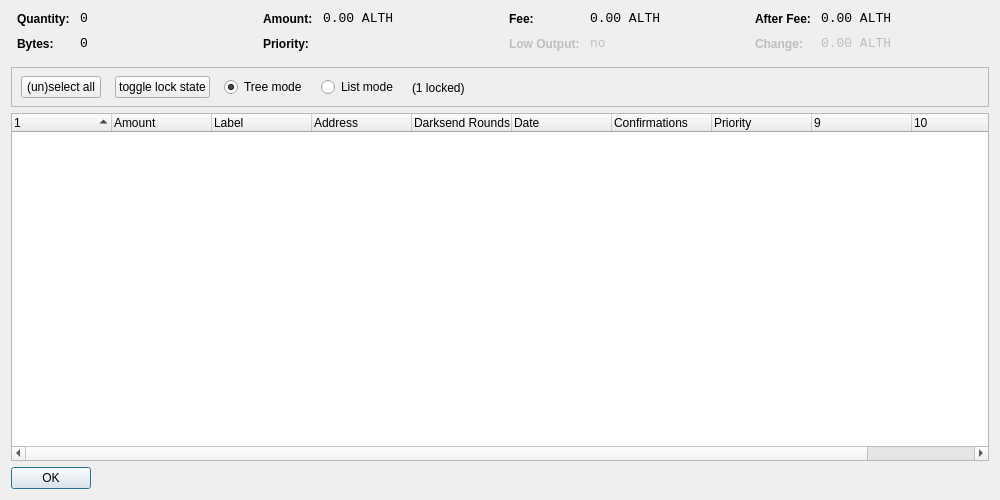
Qt form src/qt/forms/coincontroldialog.ui (aliothcoin/aliothcoin) before a commit.
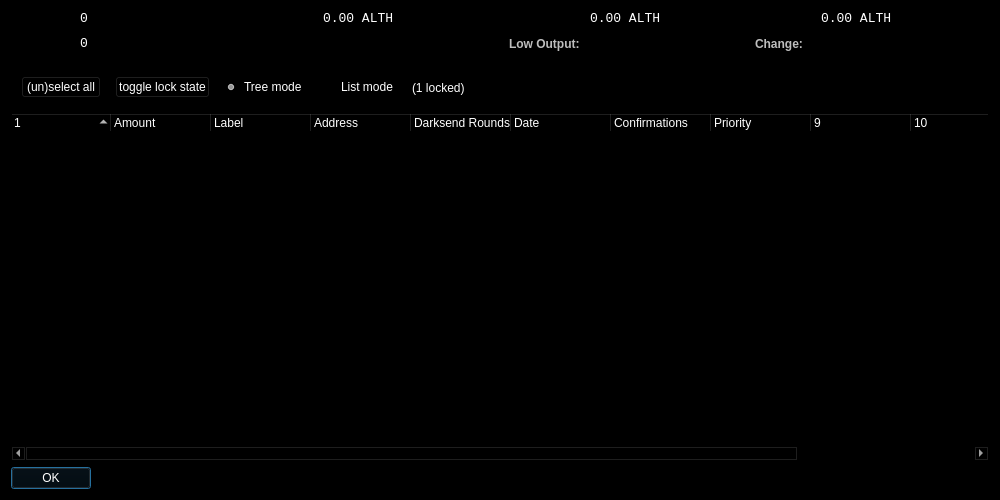
The same form after that commit. Custom widgets are drawn as their Qt base class.

Patch:
```diff
--- a/src/qt/forms/coincontroldialog.ui
+++ b/src/qt/forms/coincontroldialog.ui
@@ -10,6 +10,421 @@
     <height>500</height>
    </rect>
   </property>
+  <property name="palette">
+   <palette>
+    <active>
+     <colorrole role="WindowText">
+      <brush brushstyle="SolidPattern">
+       <color alpha="255">
+        <red>255</red>
+        <green>255</green>
+        <blue>255</blue>
+       </color>
+      </brush>
+     </colorrole>
+     <colorrole role="Button">
+      <brush brushstyle="SolidPattern">
+       <color alpha="255">
+        <red>0</red>
+        <green>0</green>
+        <blue>0</blue>
+       </color>
+      </brush>
+     </colorrole>
+     <colorrole role="Light">
+      <brush brushstyle="SolidPattern">
+       <color alpha="255">
+        <red>0</red>
+        <green>0</green>
+        <blue>0</blue>
+       </color>
+      </brush>
+     </colorrole>
+     <colorrole role="Midlight">
+      <brush brushstyle="SolidPattern">
+       <color alpha="255">
+        <red>0</red>
+        <green>0</green>
+        <blue>0</blue>
+       </color>
+      </brush>
+     </colorrole>
+     <colorrole role="Dark">
+      <brush brushstyle="SolidPattern">
+       <color alpha="255">
+        <red>0</red>
+        <green>0</green>
+        <blue>0</blue>
+       </color>
+      </brush>
+     </colorrole>
+     <colorrole role="Mid">
+      <brush brushstyle="SolidPattern">
+       <color alpha="255">
+        <red>0</red>
+        <green>0</green>
+        <blue>0</blue>
+       </color>
+      </brush>
+     </colorrole>
+     <colorrole role="Text">
+      <brush brushstyle="SolidPattern">
+       <color alpha="255">
+        <red>255</red>
+        <green>255</green>
+        <blue>255</blue>
+       </color>
+      </brush>
+     </colorrole>
+     <colorrole role="BrightText">
+      <brush brushstyle="SolidPattern">
+       <color alpha="255">
+        <red>255</red>
+        <green>255</green>
+        <blue>255</blue>
+       </color>
+      </brush>
+     </colorrole>
+     <colorrole role="ButtonText">
+      <brush brushstyle="SolidPattern">
+       <color alpha="255">
+        <red>255</red>
+        <green>255</green>
+        <blue>255</blue>
+       </color>
+      </brush>
+     </colorrole>
+     <colorrole role="Base">
+      <brush brushstyle="SolidPattern">
+       <color alpha="255">
+        <red>0</red>
+        <green>0</green>
+        <blue>0</blue>
+       </color>
+      </brush>
+     </colorrole>
+     <colorrole role="Window">
+      <brush brushstyle="SolidPattern">
+       <color alpha="255">
+        <red>0</red>
+        <green>0</green>
+        <blue>0</blue>
+       </color>
+      </brush>
+     </colorrole>
+     <colorrole role="Shadow">
+      <brush brushstyle="SolidPattern">
+       <color alpha="255">
+        <red>0</red>
+        <green>0</green>
+        <blue>0</blue>
+       </color>
+      </brush>
+     </colorrole>
+     <colorrole role="AlternateBase">
+      <brush brushstyle="SolidPattern">
+       <color alpha="255">
+        <red>0</red>
+        <green>0</green>
+        <blue>0</blue>
+       </color>
+      </brush>
+     </colorrole>
+     <colorrole role="ToolTipBase">
+      <brush brushstyle="SolidPattern">
+       <color alpha="255">
+        <red>255</red>
+        <green>255</green>
+        <blue>220</blue>
+       </color>
+      </brush>
+     </colorrole>
+     <colorrole role="ToolTipText">
+      <brush brushstyle="SolidPattern">
+       <color alpha="255">
+        <red>0</red>
+        <green>0</green>
+        <blue>0</blue>
+       </color>
+      </brush>
+     </colorrole>
+    </active>
+    <inactive>
+     <colorrole role="WindowText">
+      <brush brushstyle="SolidPattern">
+       <color alpha="255">
+        <red>255</red>
+        <green>255</green>
+        <blue>255</blue>
+       </color>
+      </brush>
+     </colorrole>
+     <colorrole role="Button">
+      <brush brushstyle="SolidPattern">
+       <color alpha="255">
+        <red>0</red>
+        <green>0</green>
+        <blue>0</blue>
+       </color>
+      </brush>
+     </colorrole>
+     <colorrole role="Light">
+      <brush brushstyle="SolidPattern">
+       <color alpha="255">
+        <red>0</red>
+        <green>0</green>
+        <blue>0</blue>
+       </color>
+      </brush>
+     </colorrole>
+     <colorrole role="Midlight">
+      <brush brushstyle="SolidPattern">
+       <color alpha="255">
+        <red>0</red>
+        <green>0</green>
+        <blue>0</blue>
+       </color>
+      </brush>
+     </colorrole>
+     <colorrole role="Dark">
+      <brush brushstyle="SolidPattern">
+       <color alpha="255">
+        <red>0</red>
+        <green>0</green>
+        <blue>0</blue>
+       </color>
+      </brush>
+     </colorrole>
+     <colorrole role="Mid">
+      <brush brushstyle="SolidPattern">
+       <color alpha="255">
+        <red>0</red>
+        <green>0</green>
+        <blue>0</blue>
+       </color>
+      </brush>
+     </colorrole>
+     <colorrole role="Text">
+      <brush brushstyle="SolidPattern">
+       <color alpha="255">
+        <red>255</red>
+        <green>255</green>
+        <blue>255</blue>
+       </color>
+      </brush>
+     </colorrole>
+     <colorrole role="BrightText">
+      <brush brushstyle="SolidPattern">
+       <color alpha="255">
+        <red>255</red>
+        <green>255</green>
+        <blue>255</blue>
+       </color>
+      </brush>
+     </colorrole>
+     <colorrole role="ButtonText">
+      <brush brushstyle="SolidPattern">
+       <color alpha="255">
+        <red>255</red>
+        <green>255</green>
+        <blue>255</blue>
+       </color>
+      </brush>
+     </colorrole>
+     <colorrole role="Base">
+      <brush brushstyle="SolidPattern">
+       <color alpha="255">
+        <red>0</red>
+        <green>0</green>
+        <blue>0</blue>
+       </color>
+      </brush>
+     </colorrole>
+     <colorrole role="Window">
+      <brush brushstyle="SolidPattern">
+       <color alpha="255">
+        <red>0</red>
+        <green>0</green>
+        <blue>0</blue>
+       </color>
+      </brush>
+     </colorrole>
+     <colorrole role="Shadow">
+      <brush brushstyle="SolidPattern">
+       <color alpha="255">
+        <red>0</red>
+        <green>0</green>
+        <blue>0</blue>
+       </color>
+      </brush>
+     </colorrole>
+     <colorrole role="AlternateBase">
+      <brush brushstyle="SolidPattern">
+       <color alpha="255">
+        <red>0</red>
+        <green>0</green>
+        <blue>0</blue>
+       </color>
+      </brush>
+     </colorrole>
+     <colorrole role="ToolTipBase">
+      <brush brushstyle="SolidPattern">
+       <color alpha="255">
+        <red>255</red>
+        <green>255</green>
+        <blue>220</blue>
+       </color>
+      </brush>
+     </colorrole>
+     <colorrole role="ToolTipText">
+      <brush brushstyle="SolidPattern">
+       <color alpha="255">
+        <red>0</red>
+        <green>0</green>
+        <blue>0</blue>
+       </color>
+      </brush>
+     </colorrole>
+    </inactive>
+    <disabled>
+     <colorrole role="WindowText">
+      <brush brushstyle="SolidPattern">
+       <color alpha="255">
+        <red>0</red>
+        <green>0</green>
+        <blue>0</blue>
+       </color>
+      </brush>
+     </colorrole>
+     <colorrole role="Button">
+      <brush brushstyle="SolidPattern">
+       <color alpha="255">
+        <red>0</red>
+        <green>0</green>
+        <blue>0</blue>
+       </color>
+      </brush>
+     </colorrole>
+     <colorrole role="Light">
+      <brush brushstyle="SolidPattern">
+       <color alpha="255">
+        <red>0</red>
+        <green>0</green>
+        <blue>0</blue>
+       </color>
+      </brush>
+     </colorrole>
+     <colorrole role="Midlight">
+      <brush brushstyle="SolidPattern">
+       <color alpha="255">
+        <red>0</red>
+        <green>0</green>
+        <blue>0</blue>
+       </color>
+      </brush>
+     </colorrole>
+     <colorrole role="Dark">
+      <brush brushstyle="SolidPattern">
+       <color alpha="255">
+        <red>0</red>
+        <green>0</green>
+        <blue>0</blue>
+       </color>
+      </brush>
+     </colorrole>
+     <colorrole role="Mid">
+      <brush brushstyle="SolidPattern">
+       <color alpha="255">
+        <red>0</red>
+        <green>0</green>
+        <blue>0</blue>
+       </color>
+      </brush>
+     </colorrole>
+     <colorrole role="Text">
+      <brush brushstyle="SolidPattern">
+       <color alpha="255">
+        <red>0</red>
+        <green>0</green>
+        <blue>0</blue>
+       </color>
+      </brush>
+     </colorrole>
+     <colorrole role="BrightText">
+      <brush brushstyle="SolidPattern">
+       <color alpha="255">
+        <red>255</red>
+        <green>255</green>
+        <blue>255</blue>
+       </color>
+      </brush>
+     </colorrole>
+     <colorrole role="ButtonText">
+      <brush brushstyle="SolidPattern">
+       <color alpha="255">
+        <red>0</red>
+        <green>0</green>
+        <blue>0</blue>
+       </color>
+      </brush>
+     </colorrole>
+     <colorrole role="Base">
+      <brush brushstyle="SolidPattern">
+       <color alpha="255">
+        <red>0</red>
+        <green>0</green>
+        <blue>0</blue>
+       </color>
+      </brush>
+     </colorrole>
+     <colorrole role="Window">
+      <brush brushstyle="SolidPattern">
+       <color alpha="255">
+        <red>0</red>
+        <green>0</green>
+        <blue>0</blue>
+       </color>
+      </brush>
+     </colorrole>
+     <colorrole role="Shadow">
+      <brush brushstyle="SolidPattern">
+       <color alpha="255">
+        <red>0</red>
+        <green>0</green>
+        <blue>0</blue>
+       </color>
+      </brush>
+     </colorrole>
+     <colorrole role="AlternateBase">
+      <brush brushstyle="SolidPattern">
+       <color alpha="255">
+        <red>0</red>
+        <green>0</green>
+        <blue>0</blue>
+       </color>
+      </brush>
+     </colorrole>
+     <colorrole role="ToolTipBase">
+      <brush brushstyle="SolidPattern">
+       <color alpha="255">
+        <red>255</red>
+        <green>255</green>
+        <blue>220</blue>
+       </color>
+      </brush>
+     </colorrole>
+     <colorrole role="ToolTipText">
+      <brush brushstyle="SolidPattern">
+       <color alpha="255">
+        <red>0</red>
+        <green>0</green>
+        <blue>0</blue>
+       </color>
+      </brush>
+     </colorrole>
+    </disabled>
+   </palette>
+  </property>
   <property name="windowTitle">
    <string>Coin Control</string>
   </property>
@@ -379,7 +794,7 @@
         <height>41</height>
        </rect>
       </property>
-      <layout class="QHBoxLayout" name="horizontalLayoutPanel" stretch="0,0,0,0,0">
+      <layout class="QHBoxLayout" name="horizontalLayoutPanel" stretch="0,0,0,0,0,0">
        <property name="spacing">
         <number>14</number>
        </property>
@@ -474,7 +889,7 @@
       <bool>false</bool>
      </property>
      <property name="columnCount">
-      <number>11</number>
+      <number>12</number>
      </property>
      <attribute name="headerShowSortIndicator" stdset="0">
       <bool>true</bool>
@@ -506,7 +921,7 @@
       <property name="text">
        <string>Darksend Rounds</string>
       </property>
-    </column>
+     </column>
      <column>
       <property name="text">
        <string>Date</string>
```
Left out of the diff: 46 changed lines with no effect on the pictures.
